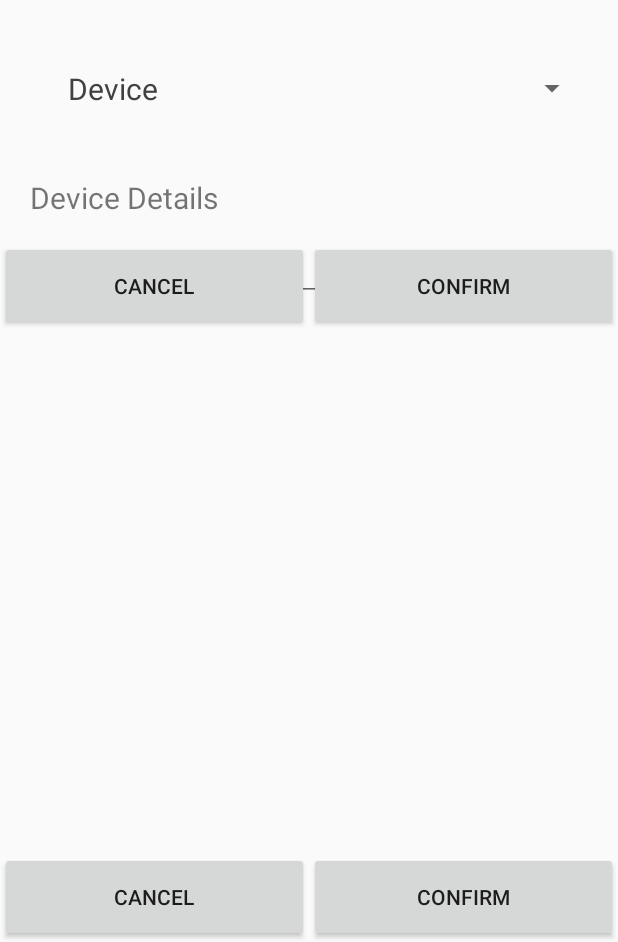
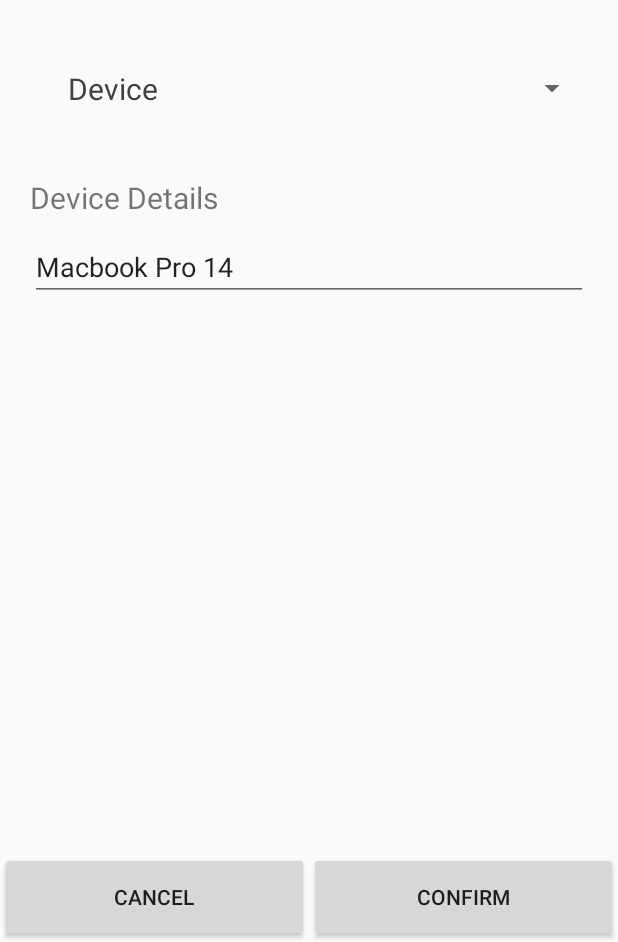
Before and after one commit to prathanbomb/DeviceManager, an Android app: the screen it shows after launch (AddDeviceActivity), after a tap on "ADD", on a phone screen of 412 x 824 dp, the part 294-1236 px from its top. Run offline under Robolectric (Android 15) with nearby library versions, the phone set to English and light mode, and no system bars; libraries missing offline, so code that uses them is left out: com.google.zxing.integration.

Commit message:
delete button

```diff
--- a/app/src/main/res/layout/fragment_edit_detail.xml
+++ b/app/src/main/res/layout/fragment_edit_detail.xml
@@ -80,27 +80,6 @@
 
         </LinearLayout>
 
-        <LinearLayout
-            android:layout_width="match_parent"
-            android:layout_height="wrap_content"
-            android:layout_alignParentBottom="true"
-            android:orientation="horizontal">
-
-            <Button
-                android:text="@string/cancel"
-                android:id="@+id/btnCancel"
-                android:layout_width="0dp"
-                android:layout_height="60dp"
-                android:layout_weight="1" />
-
-            <Button
-                android:text="@string/confirm"
-                android:id="@+id/btnConfirm"
-                android:layout_width="0dp"
-                android:layout_height="60dp"
-                android:layout_weight="1" />
-        </LinearLayout>
-
     </RelativeLayout>
 
 </ScrollView>
```
